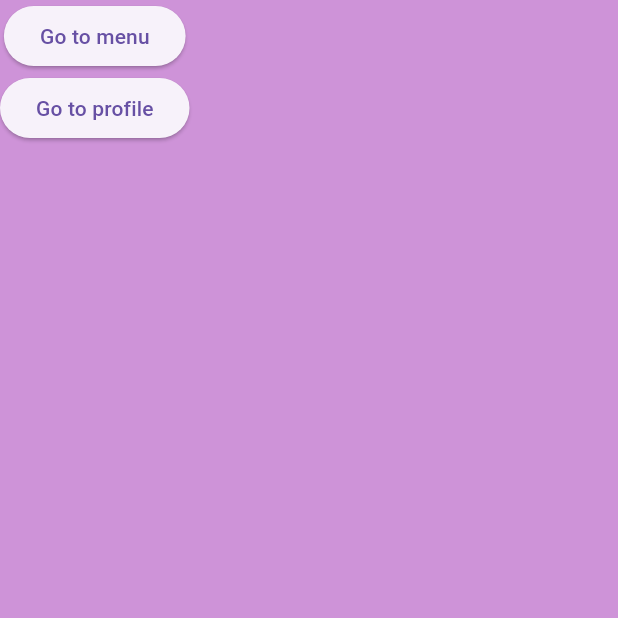
After one commit to hatdoggggg/Front-Coffee-Vhen, a Flutter app: the screen it shows after launch, on a phone screen of 412 x 824 dp, the top half of it. The commit adds this screen. Run offline on Flutter 3.47's test engine with Material 3 defaults, Android fonts, the phone set to English and light mode, and no system bars.

Commit message:
Dashboard and Menu

```diff
--- a/lib/main.dart
+++ b/lib/main.dart
@@ -1,6 +1,12 @@
 import 'package:flutter/material.dart';
 import 'package:untitled/home.dart';
+import 'package:untitled/pages/dashboard.dart';
+import 'package:untitled/pages/menu.dart';
 
 void main() => runApp(MaterialApp(
-  home: Home(),
+  routes: {
+    '/' :(context) => Dashboard(),
+    '/menu' : (context) => Menu(),
+    '/profile' : (context) => Home(),
+  },
 ));
--- /dev/null
+++ b/lib/pages/dashboard.dart
@@ -0,0 +1,37 @@
+import 'package:flutter/material.dart';
+
+class Dashboard extends StatefulWidget {
+  const Dashboard({super.key});
+
+  @override
+  State<Dashboard> createState() => _DashboardState();
+}
+
+class _DashboardState extends State<Dashboard> {
+  @override
+  Widget build(BuildContext context) {
+    return Scaffold(
+      backgroundColor: Colors.purple[200],
+      body: Container(
+        child: SafeArea(
+          child: Column(
+            children: [
+              ElevatedButton(
+                onPressed: () {
+                  Navigator.pushNamed(context, '/menu');
+                },
+                child: Text('Go to menu'),
+              ),
+              ElevatedButton(
+                onPressed: () {
+                  Navigator.pushNamed(context, '/profile');
+                },
+                child: Text('Go to profile'),
+              ),
+            ],
+          ),
+        ),
+        ),
+      );
+  }
+}
--- /dev/null
+++ b/lib/pages/menu.dart
@@ -0,0 +1,17 @@
+import 'package:flutter/material.dart';
+
+class Menu extends StatefulWidget {
+  const Menu({super.key});
+
+  @override
+  State<Menu> createState() => _MenuState();
+}
+
+class _MenuState extends State<Menu> {
+  @override
+  Widget build(BuildContext context) {
+    return Scaffold(
+      body: Text('This is Menu'),
+    );
+  }
+}
```
